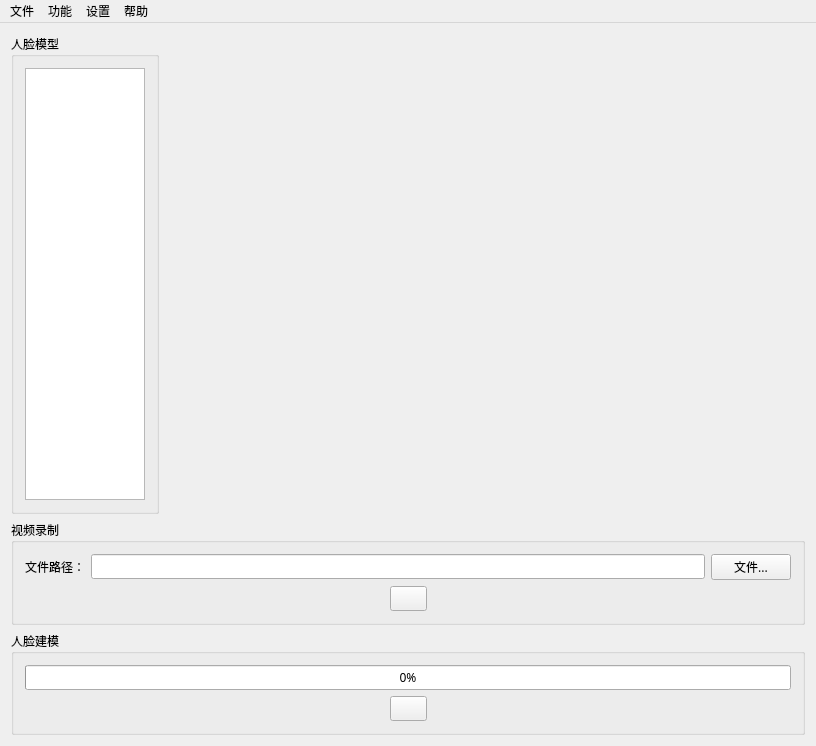
First picture: the form in QTFaceDetection/mainwindow.ui, repository bullud/FaceDetect-2, before the edit.
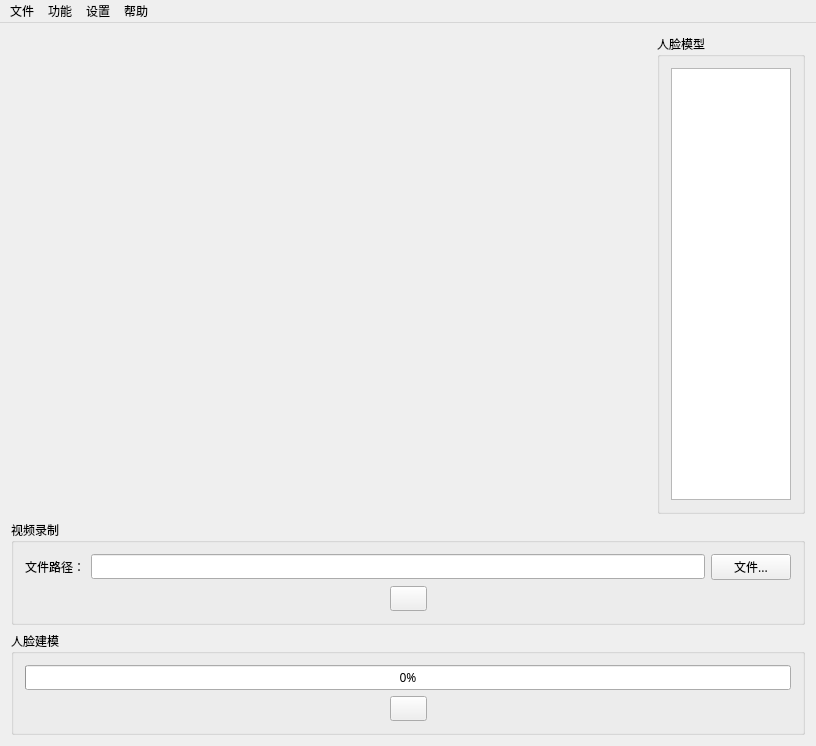
Second picture: the form after the edit.

Commit message: Move listbox to right

What changed in the file:
```diff
--- a/QTFaceDetection/mainwindow.ui
+++ b/QTFaceDetection/mainwindow.ui
@@ -39,6 +39,31 @@
    <layout class="QVBoxLayout" name="verticalLayout_2">
     <item>
      <layout class="QHBoxLayout" name="horizontalLayout">
+      <item>
+       <widget class="QLabel" name="canvas">
+        <property name="sizePolicy">
+         <sizepolicy hsizetype="Expanding" vsizetype="Expanding">
+          <horstretch>0</horstretch>
+          <verstretch>0</verstretch>
+         </sizepolicy>
+        </property>
+        <property name="minimumSize">
+         <size>
+          <width>640</width>
+          <height>480</height>
+         </size>
+        </property>
+        <property name="text">
+         <string/>
+        </property>
+        <property name="scaledContents">
+         <bool>false</bool>
+        </property>
+        <property name="alignment">
+         <set>Qt::AlignCenter</set>
+        </property>
+       </widget>
+      </item>
       <item>
        <widget class="QGroupBox" name="groupBoxFaceTempalte">
         <property name="sizePolicy">
@@ -82,31 +107,6 @@
         </layout>
        </widget>
       </item>
-      <item>
-       <widget class="QLabel" name="canvas">
-        <property name="sizePolicy">
-         <sizepolicy hsizetype="Expanding" vsizetype="Expanding">
-          <horstretch>0</horstretch>
-          <verstretch>0</verstretch>
-         </sizepolicy>
-        </property>
-        <property name="minimumSize">
-         <size>
-          <width>640</width>
-          <height>480</height>
-         </size>
-        </property>
-        <property name="text">
-         <string/>
-        </property>
-        <property name="scaledContents">
-         <bool>false</bool>
-        </property>
-        <property name="alignment">
-         <set>Qt::AlignCenter</set>
-        </property>
-       </widget>
-      </item>
      </layout>
     </item>
     <item>
```
